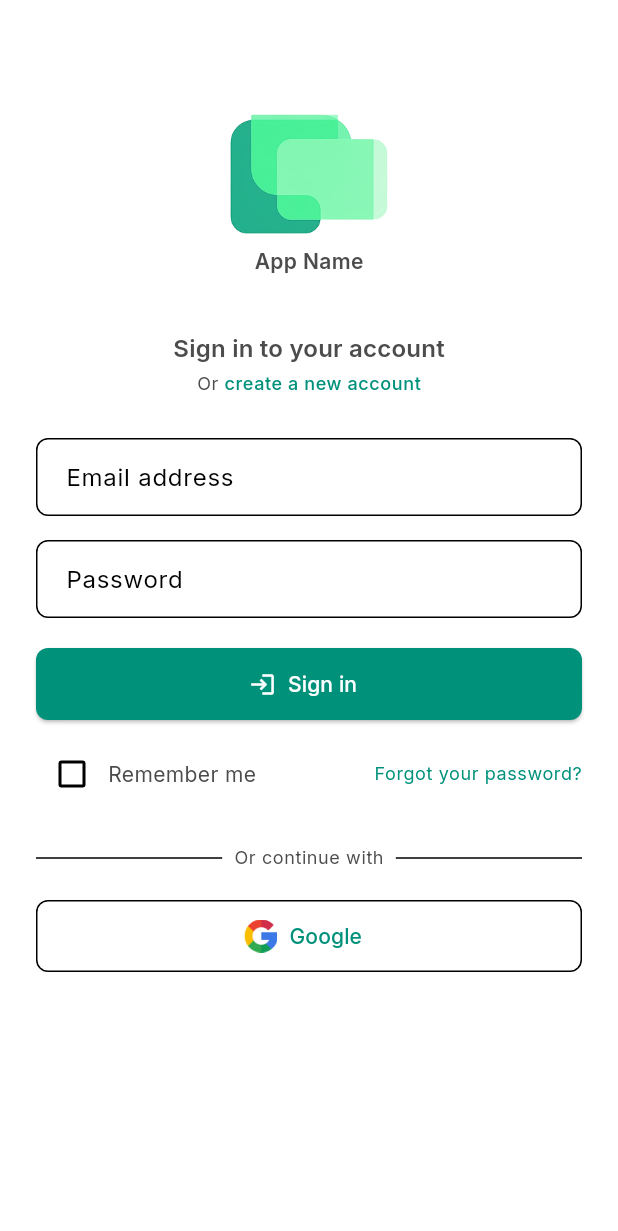
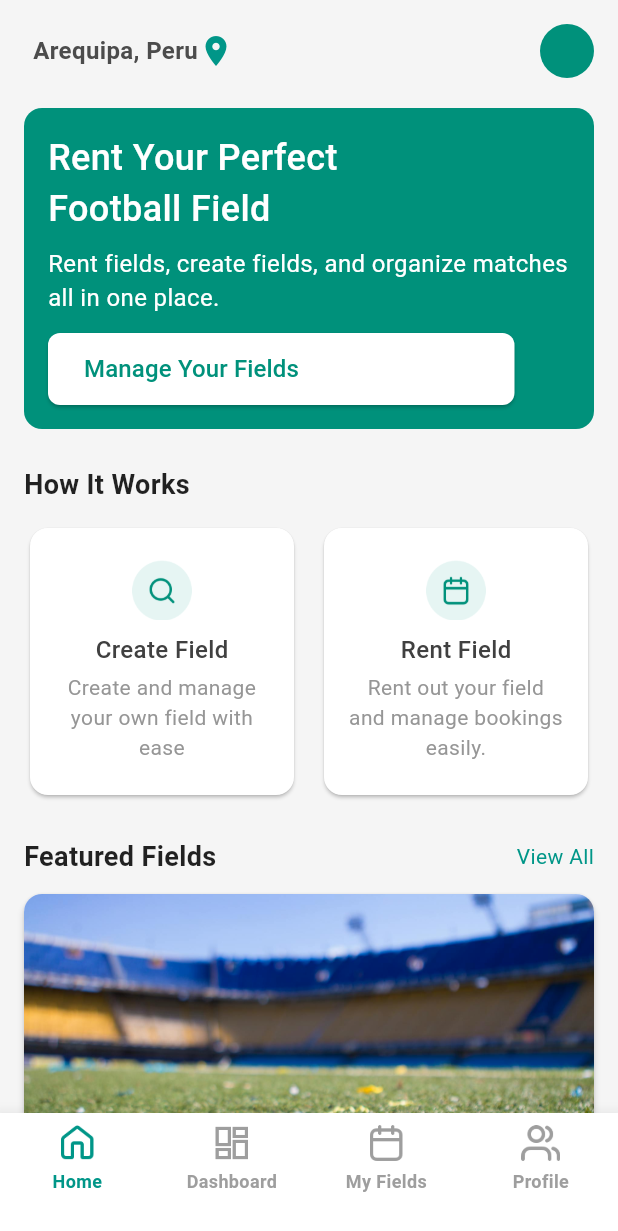
Before and after one commit to Sristy72/flutter_carlos112mo, a Flutter app: the screen it shows after launch, on a phone screen of 412 x 824 dp. Shown: the top 1231 px of the screen. Run offline on Flutter 3.47's test engine with Material 3 defaults, Android fonts, the phone set to English and light mode, and no system bars; our stand-ins replace connectivity_plus, dartz, dio, equatable, file_picker, flutter_secure_storage and 5 more; missing offline and left inert: flutter_stripe, flutx_core; accounts and stored records are empty.

Commit message:
owner home page UI

```diff
--- /dev/null
+++ b/lib/core/common/widgets/bottom_navigation_bar.dart
@@ -0,0 +1,83 @@
+import 'package:flutter/material.dart';
+import 'package:get/get.dart';
+import '../../../features/Owner/presentation/controllers/bottom_nav_controller.dart';
+
+class CustomBottomNavBar extends StatelessWidget {
+  final Function(int)? onTap;
+
+  const CustomBottomNavBar({super.key, this.onTap});
+
+  @override
+  Widget build(BuildContext context) {
+    final controller = Get.put(BottomNavController());
+
+    return Obx(
+      () => BottomNavigationBar(
+        currentIndex: controller.selectedIndex.value,
+        onTap: (index) {
+          controller.changeTab(index);
+          if (onTap != null) onTap!(index);
+        },
+        type: BottomNavigationBarType.fixed,
+        backgroundColor: Colors.white,
+        elevation: 10,
+        showUnselectedLabels: true,
+        selectedItemColor: Colors.teal,
+        unselectedItemColor: Colors.grey,
+        items: [
+          _buildNavItem(
+            label: "Home",
+            iconPath: "assets/images/home.png",
+            isActive: controller.selectedIndex.value == 0,
+          ),
+          _buildNavItem(
+            label: "Dashboard",
+            iconPath: "assets/images/dashboard.png",
+            isActive: controller.selectedIndex.value == 1,
+          ),
+          _buildNavItem(
+            label: "My Fields",
+            iconPath: "assets/images/calendar.png",
+            isActive: controller.selectedIndex.value == 2,
+          ),
+          _buildNavItem(
+            label: "Profile",
+            iconPath: "assets/images/Icon.png",
+            isActive: controller.selectedIndex.value == 3,
+          ),
+        ],
+      ),
+    );
+  }
+
+  /// 🧱 Custom bottom nav item with dynamic tint
+  BottomNavigationBarItem _buildNavItem({
+    required String label,
+    required String iconPath,
+    required bool isActive,
+  }) {
+    return BottomNavigationBarItem(
+      icon: Column(
+        mainAxisSize: MainAxisSize.min,
+        children: [
+          Image.asset(
+            iconPath,
+            height: 26,
+            width: 26,
+            color: isActive ? Colors.teal : Colors.grey, // ✅ icon tint color
+          ),
+          const SizedBox(height: 4),
+          Text(
+            label,
+            style: TextStyle(
+              fontSize: 12,
+              fontWeight: FontWeight.w600,
+              color: isActive ? Colors.teal : Colors.grey, // ✅ label color
+            ),
+          ),
+        ],
+      ),
+      label: "", // hide Flutter's default label (we use custom text)
+    );
+  }
+}
--- a/lib/core/theme/app_colors.dart
+++ b/lib/core/theme/app_colors.dart
@@ -5,6 +5,7 @@ class AppColors {
   static const Color primaryWhite = Color(0xFFFFFFFF);
   static const Color primaryLightGreen = Color(0xFFE6F5F3);
   static const Color containerGrey = Color(0xFFCCCCCC);
+
 
   // * <--- Text Color --->
   static const Color textGrey = Color(0xFF636363);
@@ -21,4 +22,11 @@ class AppColors {
 
   // * <--- Home  --->
   static const Color homeHeadBackground = Color(0xFFFF5F6FF);
+
+  //Marjana
+  static const Color subText = Color(0xFF969696);
+  static const Color titleText = Color(0xFF404040);
+  static const Color reviewText = Color(0xFFF59E0B);
+  static const Color inputText = Color(0xFFCCCCCC);
+
 }
--- a/lib/core/theme/app_theme.dart
+++ b/lib/core/theme/app_theme.dart
@@ -7,7 +7,7 @@ class AppTheme {
   static ThemeData get light => ThemeData(
     scaffoldBackgroundColor: AppColors.primaryWhite,
     primaryColor: AppColors.primaryGreen,
-    textTheme: GoogleFonts.interTextTheme().apply(
+    textTheme: GoogleFonts.robotoTextTheme().apply(
       bodyColor: AppColors.textBlack,
       displayColor: AppColors.textBlack,
     ),
--- /dev/null
+++ b/lib/features/Owner/presentation/controllers/bottom_nav_controller.dart
@@ -0,0 +1,10 @@
+import 'package:flutter_carlos112mo/core/base/base_controller.dart';
+import 'package:get/get.dart';
+
+class BottomNavController extends GetxController {
+  var  selectedIndex = 0.obs;
+
+   void changeTab(int index) {
+    selectedIndex.value = index;
+  }
+}
--- /dev/null
+++ b/lib/features/Owner/presentation/controllers/field_controller.dart
@@ -0,0 +1,57 @@
+import 'package:get/get.dart';
+
+class Field {
+  final String name;
+  final String address;
+  final double price;
+  final double rating;
+  final int reviews;
+  final List<String> tags;
+  final String imagepath;
+
+  Field({
+    required this.name,
+    required this.address,
+    required this.price,
+    required this.rating,
+    required this.reviews,
+    required this.tags,
+    required this.imagepath,
+  });
+}
+
+class FieldController extends GetxController {
+  var fields = <Field>[].obs;
+
+  @override
+  void onInit() {
+    super.onInit();
+    // Later: fetch from API
+    fetchFields();
+  }
+
+  void fetchFields() {
+    fields.value = [
+      Field(
+        name: "Green Valley Field",
+        address: "5v5 • 123 Sports Lane, Football City",
+        price: 120,
+        rating: 4.5,
+        reviews: 18,
+        tags: ["showers", "lights", "parking", "+2 more"],
+        imagepath:  "assets/images/Fieldpic1.jpg"
+
+      ),
+
+      Field(
+        name: "Urban Futsal Center",
+        address: "11v11 • 45 Downtown Avenue City",
+        price: 120,
+        rating: 4.8,
+        reviews: 42,
+        tags: ["showers", "lights", "parking", "+2 more"],
+        imagepath: "assets/images/Fieldpic2.png"
+      )
+    ];
+  }
+}
--- /dev/null
+++ b/lib/features/Owner/presentation/screens/owner_home_screen.dart
@@ -0,0 +1,207 @@
+import 'package:flutter/material.dart';
+import 'package:get/get.dart';
+
+import '../../../../core/common/widgets/bottom_navigation_bar.dart';
+import '../../../../core/theme/app_colors.dart';
+import '../controllers/field_controller.dart';
+import '../widget/feature_field_widget.dart';
+import '../widget/info_card_widget.dart';
+
+class HomeScreen extends StatelessWidget {
+  const HomeScreen({super.key});
+
+  @override
+  Widget build(BuildContext context) {
+    final controller = Get.put(FieldController());
+
+    return Scaffold(
+      backgroundColor: const Color(0xFFF5F5F5),
+      body: SafeArea(
+        child: SingleChildScrollView(
+          padding: const EdgeInsets.all(16),
+          child: Column(
+            crossAxisAlignment: CrossAxisAlignment.start,
+            children: [
+              // Header
+              Row(
+                mainAxisAlignment: MainAxisAlignment.spaceBetween,
+                children: [
+                  Row(
+                    children: const [
+                      SizedBox(width: 6),
+                      Text(
+                        "Arequipa, Peru",
+                        style: TextStyle(
+                          fontWeight: FontWeight.w600,
+                          fontSize: 16,
+                        ),
+                      ),
+                      Icon(Icons.location_on, color: Colors.teal),
+                    ],
+                  ),
+                  const CircleAvatar(
+                    // backgroundImage: NetworkImage(
+                    //   "https://randomuser.me/api/portraits/men/32.jpg",
+                    // ),
+                    radius: 18,
+                  ),
+                ],
+              ),
+              const SizedBox(height: 20),
+
+              // Main card
+              Container(
+                padding: const EdgeInsets.all(16),
+                decoration: BoxDecoration(
+                  color: AppColors.primaryGreen,
+                  borderRadius: BorderRadius.circular(12),
+                ),
+                child: Column(
+                  crossAxisAlignment: CrossAxisAlignment.start,
+                  children: [
+                    const Text(
+                      "Rent Your Perfect\nFootball Field",
+                      style: TextStyle(
+                        color: AppColors.primaryWhite,
+                        fontSize: 24,
+                        fontWeight: FontWeight.w500,
+                      ),
+                    ),
+                    const SizedBox(height: 8),
+                    const Text(
+                      "Rent fields, create fields, and organize matches all in one place.",
+                      style: TextStyle(
+                        color: AppColors.primaryWhite,
+                        fontSize: 16,
+                        fontWeight: FontWeight.w400,
+                      ),
+                    ),
+                    const SizedBox(height: 12),
+                    SizedBox(
+                      height: 48,
+                      width: 311,
+
+                      child: ElevatedButton(
+                        style: ElevatedButton.styleFrom(
+                          backgroundColor: AppColors.primaryWhite,
+                          foregroundColor: AppColors.primaryGreen,
+                          shape: RoundedRectangleBorder(
+                            borderRadius: BorderRadius.circular(8),
+                          ),
+                          alignment: Alignment.centerLeft,
+                        ),
+                        onPressed: () {},
+                        child: const Text(
+                          "Manage Your Fields",
+                          style: TextStyle(
+                            color: AppColors.primaryGreen,
+                            fontSize: 16,
+                            fontWeight: FontWeight.w500,
+                          ),
+                        ),
+                      ),
+                    ),
+                  ],
+                ),
+              ),
+
+              const SizedBox(height: 24),
+
+              // How It Works
+              const Text(
+                "How It Works",
+                style: TextStyle(
+                  fontWeight: FontWeight.bold,
+                  fontSize: 18,
+                  color: Colors.black87,
+                ),
+              ),
+              const SizedBox(height: 12),
+
+              SizedBox(
+                height: 186, // fixed height for the cards
+                child: Row(
+                  children: [
+                    Expanded(
+                      child: InfoCardWidget(
+                        imagePath: "assets/images/createField.png",
+                        title: "Create Field",
+                        subtitle: "Create and manage your own field with ease",
+                      ),
+                    ),
+                    const SizedBox(width: 12),
+                    Expanded(
+                      child: InfoCardWidget(
+                        imagePath: "assets/images/rentField.png",
+                        title: "Rent Field",
+                        subtitle:
+                            "Rent out your field and manage bookings easily.",
+                      ),
+                    ),
+                  ],
+                ),
+              ),
+
+              const SizedBox(height: 24),
+
+              // Featured Fields
+              Row(
+                mainAxisAlignment: MainAxisAlignment.spaceBetween,
+                children: const [
+                  Text(
+                    "Featured Fields",
+                    style: TextStyle(
+                      fontWeight: FontWeight.bold,
+                      fontSize: 18,
+                      color: Colors.black87,
+                    ),
+                  ),
+                  Text(
+                    "View All",
+                    style: TextStyle(color: Colors.teal, fontSize: 14),
+                  ),
+                ],
+              ),
+              const SizedBox(height: 12),
+
+              Obx(() {
+                return ListView.builder(
+                  physics:
+                      NeverScrollableScrollPhysics(), // disable scrolling inside scroll
+                  shrinkWrap: true, // take only required height
+                  itemCount: controller.fields.length,
+                  itemBuilder: (context, index) {
+                    final field = controller.fields[index];
+                    return FieldCardWidget(
+                      name: field.name,
+                      address: field.address,
+                      price: field.price,
+                      rating: field.rating,
+                      reviews: field.reviews,
+                      tags: field.tags,
+                      imagePath: field.imagepath,
+                    );
+                  },
+                );
+              }),
+            ],
+          ),
+        ),
+      ),
+      bottomNavigationBar: CustomBottomNavBar(
+        onTap: (index) {
+          // Optional navigation logic
+          if (index == 0) {
+            Get.toNamed('/home');
+          } else if (index == 1) {
+            Get.toNamed('/dashboard');
+          } else if (index == 2) {
+            Get.toNamed('/myFields');
+          } else if (index == 3) {
+            Get.toNamed('/profile');
+          }
+        },
+      ),
+    );
+  }
+}
--- /dev/null
+++ b/lib/features/Owner/presentation/widget/feature_field_widget.dart
@@ -0,0 +1,139 @@
+import 'package:flutter/material.dart';
+import 'package:flutter_carlos112mo/core/theme/app_colors.dart';
+
+class FieldCardWidget extends StatelessWidget {
+  final String name;
+  final String address;
+  final double price;
+  final double rating;
+  final int reviews;
+  final List<String> tags;
+  final String imagePath;
+
+  const FieldCardWidget({
+    super.key,
+    required this.name,
+    required this.address,
+    required this.price,
+    required this.rating,
+    required this.reviews,
+    required this.tags,
+    required this.imagePath,
+  });
+
+  @override
+  Widget build(BuildContext context) {
+    return Card(
+      margin: const EdgeInsets.only(bottom: 16),
+      shape: RoundedRectangleBorder(borderRadius: BorderRadius.circular(12)),
+      elevation: 2,
+      child: Column(
+        crossAxisAlignment: CrossAxisAlignment.start,
+        children: [
+          // ✅ Correct image loading
+          ClipRRect(
+            borderRadius: const BorderRadius.vertical(top: Radius.circular(12)),
+            child: Image.asset(
+              imagePath,
+              height: 164,
+              width: double.infinity,
+              fit: BoxFit.cover,
+            ),
+          ),
+          Padding(
+            padding: const EdgeInsets.all(12),
+            child: Column(
+              crossAxisAlignment: CrossAxisAlignment.start,
+              children: [
+                Row(
+                  children: [
+                    Expanded(
+                      child: Text(
+                        name,
+                        style: const TextStyle(
+                          color: AppColors.titleText,
+                          fontWeight: FontWeight.w500,
+                          fontSize: 16,
+                        ),
+                      ),
+                    ),
+                    Text(
+                      "\$${price.toStringAsFixed(0)}/hr",
+                      style: const TextStyle(
+                        color: AppColors.primaryGreen,
+                        fontWeight: FontWeight.w400,
+                        fontSize: 14,
+                      ),
+                    ),
+                  ],
+                ),
+                const SizedBox(height: 4),
+                Text(
+                  address,
+                  style: const TextStyle(
+                    color: AppColors.subText,
+                    fontSize: 14,
+                  ),
+                ),
+                const SizedBox(height: 6),
+                Row(
+                  children: [
+                    const Icon(
+                      Icons.star,
+                      color: AppColors.reviewText,
+                      size: 18,
+                    ),
+                    const SizedBox(width: 4),
+                    Text(
+                      "$rating (${reviews.toString()} reviews)",
+                      style: const TextStyle(fontSize: 13),
+                    ),
+                  ],
+                ),
+                const SizedBox(height: 6),
+                Wrap(
+                  spacing: 6,
+                  children: tags
+                      .map(
+                        (tag) => Chip(
+                          label: Text(tag),
+                          backgroundColor: AppColors.inputText,
+                          labelStyle: const TextStyle(
+                            color: AppColors.titleText,
+                            fontSize: 14,
+                            fontWeight: FontWeight.w400,
+                          ),
+                          visualDensity: VisualDensity.compact,
+                        ),
+                      )
+                      .toList(),
+                ),
+                const SizedBox(height: 8),
+                SizedBox(
+                  width: double.infinity,
+                  child: ElevatedButton(
+                    style: ElevatedButton.styleFrom(
+                      backgroundColor: AppColors.primaryGreen,
+                      shape: RoundedRectangleBorder(
+                        borderRadius: BorderRadius.circular(8),
+                      ),
+                    ),
+                    onPressed: () {},
+                    child: const Text(
+                      "View Details",
+                      style: TextStyle(
+                        fontSize: 16,
+                        color: AppColors.primaryWhite,
+                        fontWeight: FontWeight.w500,
+                      ),
+                    ),
+                  ),
+                ),
+              ],
+            ),
+          ),
+        ],
+      ),
+    );
+  }
+}
--- /dev/null
+++ b/lib/features/Owner/presentation/widget/info_card_widget.dart
@@ -0,0 +1,50 @@
+import 'package:flutter/material.dart';
+import '../../../../core/theme/app_colors.dart'; // adjust the path if needed
+
+class InfoCardWidget extends StatelessWidget {
+  final String imagePath;
+  final String title;
+  final String subtitle;
+
+  const InfoCardWidget({
+    Key? key,
+    required this.imagePath,
+    required this.title,
+    required this.subtitle,
+  }) : super(key: key);
+
+  @override
+  Widget build(BuildContext context) {
+    return Card(
+      shape: RoundedRectangleBorder(borderRadius: BorderRadius.circular(12)),
+      child: Padding(
+        padding: const EdgeInsets.all(16),
+        child: Column(
+          mainAxisAlignment: MainAxisAlignment.center,
+          children: [
+            Image.asset(imagePath, width: 40, height: 40, fit: BoxFit.contain),
+            const SizedBox(height: 8),
+            Text(
+              title,
+              style: const TextStyle(
+                fontWeight: FontWeight.w500,
+                fontSize: 16,
+                color: AppColors.titleText,
+              ),
+            ),
+            const SizedBox(height: 4),
+            Text(
+              subtitle,
+              textAlign: TextAlign.center,
+              style: const TextStyle(
+                fontSize: 14,
+                fontWeight: FontWeight.w400,
+                color: AppColors.subText,
+              ),
+            ),
+          ],
+        ),
+      ),
+    );
+  }
+}
--- a/lib/main.dart
+++ b/lib/main.dart
@@ -7,6 +7,7 @@ import 'package:get/utils.dart';
 import 'core/common/constants/stripe_key.dart';
 import 'core/init/app_initializer.dart';
 import 'core/theme/app_theme.dart';
+import 'features/Owner/presentation/screens/owner_home_screen.dart';
 
 void main() async {
   WidgetsFlutterBinding.ensureInitialized();
@@ -34,7 +35,7 @@ class MyApp extends StatelessWidget {
       debugShowCheckedModeBanner: false,
       title: 'carlos112mo',
       theme: AppTheme.light,
-      home: LoginScreen(),
+      home: HomeScreen(),
     );
   }
 }
```
Also changed, not shown: assets/images/Fieldpic1.jpg (added), assets/images/Fieldpic2.png (added), assets/images/Icon.png (added), assets/images/calendar.png (added), assets/images/createField.png (added), assets/images/dashboard.png (added), assets/images/home.png (added), assets/images/rentField.png (added).
